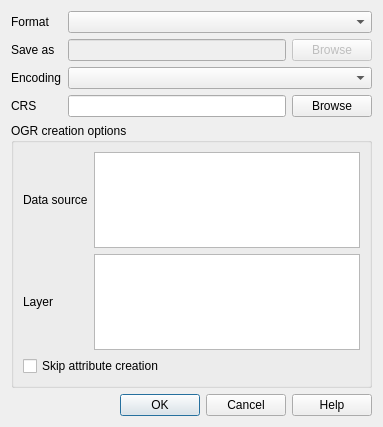
Above: src/ui/qgsvectorlayersaveasdialogbase.ui from qgis/QGIS before the change. Below: the same form after it.
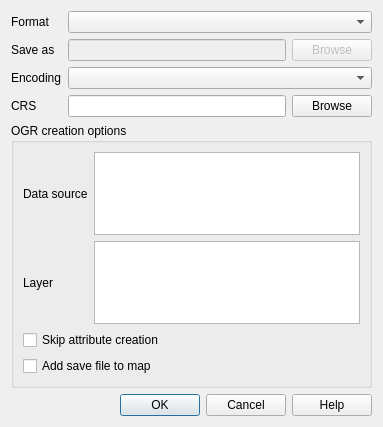
That is the form after the change.

Commit message: optionally add save vector file to canvas (fix #4598)

The edit to the form file:
```diff
--- a/src/ui/qgsvectorlayersaveasdialogbase.ui
+++ b/src/ui/qgsvectorlayersaveasdialogbase.ui
@@ -143,6 +143,13 @@
         </property>
        </widget>
       </item>
+      <item row="3" column="0" colspan="2">
+       <widget class="QCheckBox" name="mAddToCanvas">
+        <property name="text">
+         <string>Add save file to map</string>
+        </property>
+       </widget>
+      </item>
      </layout>
     </widget>
    </item>
```
The commit also changes 3 other files.
